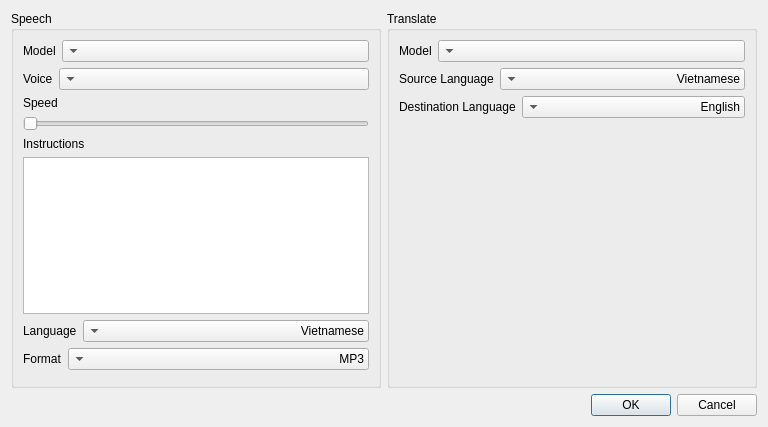
Above: ui/subtitle_config.ui from TruongHaiDang/srt-editor before the change. Below: the same form after it.
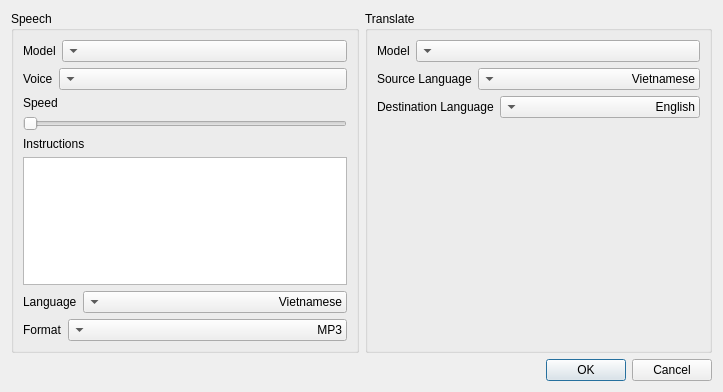
That is the form after the change. Icons and pictures are not drawn.

What changed in the file:
```diff
--- a/ui/subtitle_config.ui
+++ b/ui/subtitle_config.ui
@@ -6,8 +6,8 @@
    <rect>
     <x>0</x>
     <y>0</y>
-    <width>768</width>
-    <height>427</height>
+    <width>723</width>
+    <height>392</height>
    </rect>
   </property>
   <property name="windowTitle">
```
